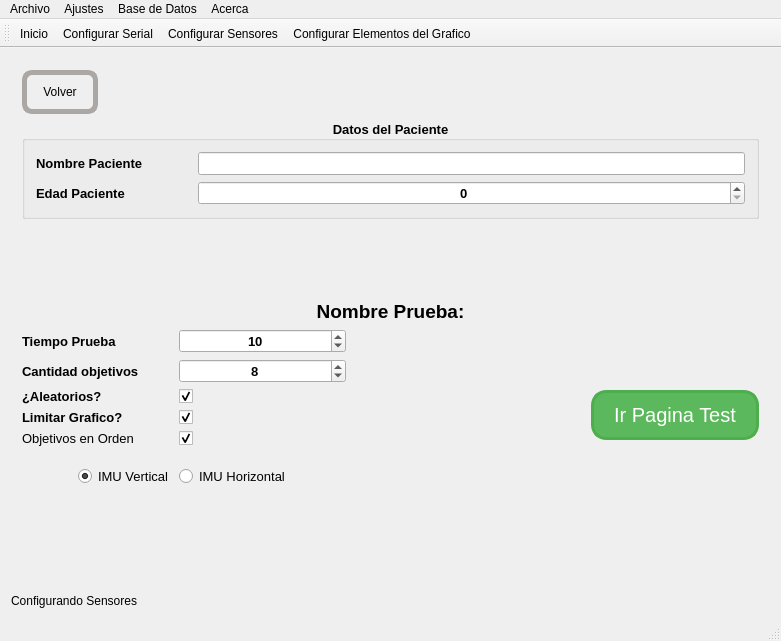
Before: the Qt Designer form mainwindow.ui in hectorda/Bio-Feedback, drawn with Qt 5.
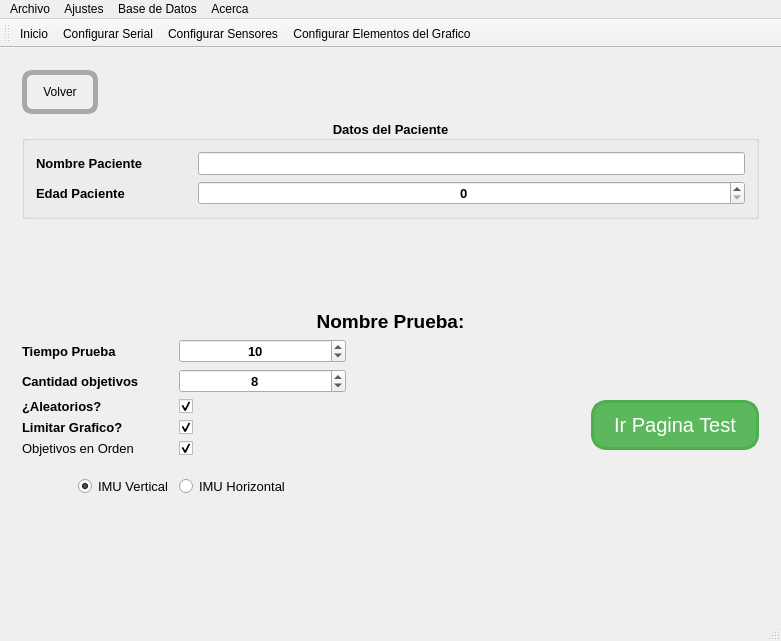
After: the same form once the commit is applied. Icons and pictures are not drawn. Custom widgets are drawn as their Qt base class.

Patch:
```diff
--- a/mainwindow.ui
+++ b/mainwindow.ui
@@ -1229,27 +1229,6 @@
       </widget>
      </widget>
     </item>
-    <item>
-     <layout class="QHBoxLayout" name="horizontalLayoutConfigurandoSensores">
-      <item>
-       <widget class="QLabel" name="labelConfigurandoSensores">
-        <property name="text">
-         <string>Configurando Sensores</string>
-        </property>
-       </widget>
-      </item>
-      <item>
-       <widget class="QLabel" name="labelQMovie">
-        <property name="text">
-         <string/>
-        </property>
-        <property name="alignment">
-         <set>Qt::AlignCenter</set>
-        </property>
-       </widget>
-      </item>
-     </layout>
-    </item>
    </layout>
   </widget>
   <widget class="QMenuBar" name="menuBar">
```
